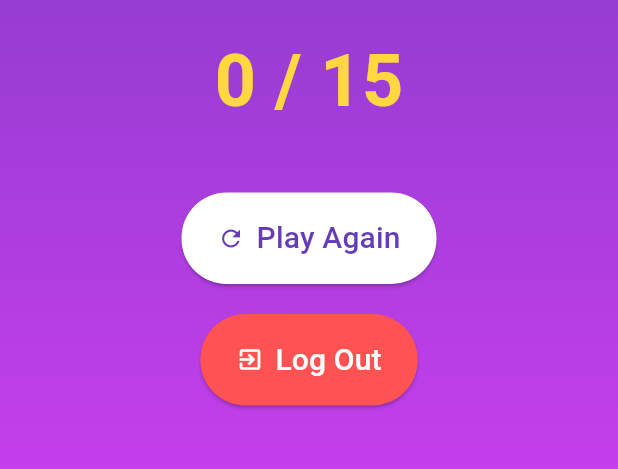
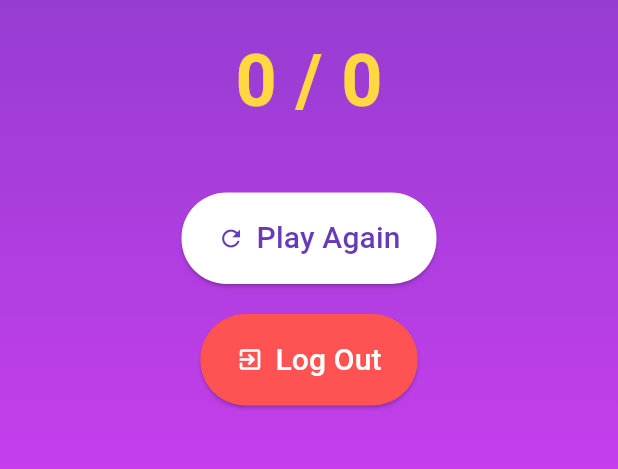
Before and after one commit to ahmedoothman/quizapp, a Flutter app: the ScoreScreen screen opened directly with empty values, on a phone screen of 412 x 824 dp, the part 484-953 px from its top. Run offline on Flutter 3.47's test engine with Material 3 defaults, Android fonts, the phone set to English and light mode, and no system bars; network calls fail.

```diff
--- a/lib/screens/score_screen.dart
+++ b/lib/screens/score_screen.dart
@@ -5,8 +5,12 @@ import 'package:quizapp/screens/home_page.dart';
 class ScoreScreen extends StatelessWidget {
   final String userName;
   final int score;
-  final totalQuestions;
-  const ScoreScreen({super.key, required this.userName, required this.score,required this.totalQuestions});
+  final int totalQuestions;
+  const ScoreScreen(
+      {super.key,
+      required this.userName,
+      required this.score,
+      required this.totalQuestions});
 
   @override
   Widget build(BuildContext context) {
@@ -43,7 +47,7 @@ class ScoreScreen extends StatelessWidget {
             ),
             const SizedBox(height: 20),
             Text(
-              '$score / 15', // Use the score parameter here
+              '$score / $totalQuestions', // Use the score parameter here
               style: const TextStyle(
                 fontSize: 48,
                 fontWeight: FontWeight.bold,
```
Also changed, not shown: lib/screens/questions_screen.dart (+10 -3 lines), 7 other files.
